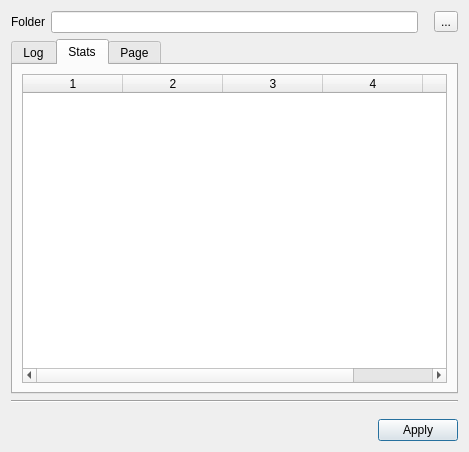
This is finddata_dialog_base.ui in gloryvictory/qgis-plugin-finddata as Qt 5 draws it before an edit. The edited form follows.
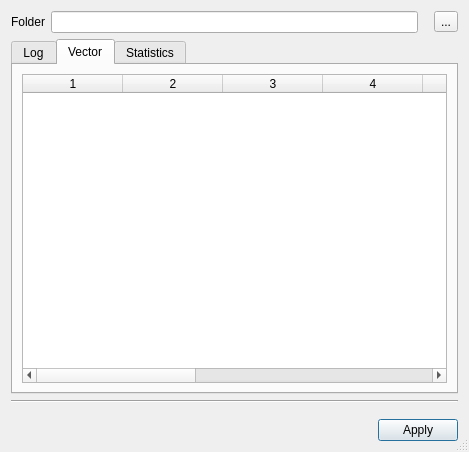
This is the edited form. The open tabs and pages were chosen to show the change. Icons and pictures are not drawn.

Commit message: changing dialog ui components (TableView) add columns

The edit to the form file:
```diff
--- a/finddata_dialog_base.ui
+++ b/finddata_dialog_base.ui
@@ -27,7 +27,7 @@
    <locale language="English" country="UnitedStates"/>
   </property>
   <property name="sizeGripEnabled">
-   <bool>false</bool>
+   <bool>true</bool>
   </property>
   <property name="modal">
    <bool>false</bool>
@@ -63,7 +63,7 @@
      </widget>
      <widget class="QWidget" name="tab_2">
       <attribute name="title">
-       <string>Stats</string>
+       <string extracomment="Show Vector spatial data ">Vector</string>
       </attribute>
       <layout class="QGridLayout" name="gridLayout_4">
        <item row="0" column="0">
@@ -78,20 +78,25 @@
           <number>0</number>
          </property>
          <property name="columnCount">
-          <number>5</number>
+          <number>10</number>
          </property>
          <column/>
          <column/>
          <column/>
          <column/>
          <column/>
+         <column/>
+         <column/>
+         <column/>
+         <column/>
+         <column/>
         </widget>
        </item>
       </layout>
      </widget>
      <widget class="QWidget" name="tab3">
       <attribute name="title">
-       <string>Page</string>
+       <string extracomment="Show Statistics">Statistics</string>
       </attribute>
       <layout class="QGridLayout" name="gridLayout_5"/>
      </widget>
```
Left out of the diff: 10 changed lines with no effect on the pictures. The commit also changes 2 other files.
